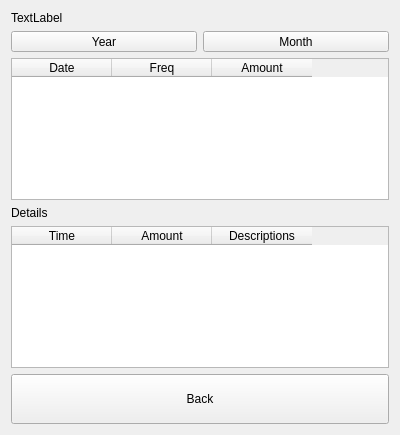
First picture: the form in dlgreport.ui, repository ic005k/Knot-Legacy, before the edit.
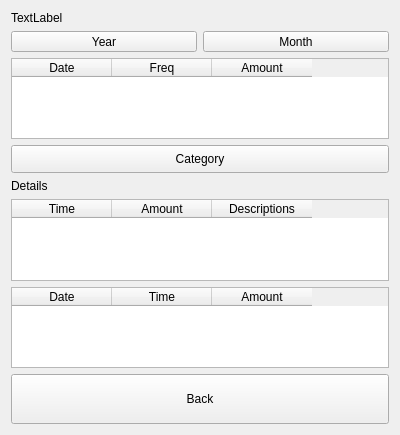
Second picture: the form after the edit.

```diff
--- a/dlgreport.ui
+++ b/dlgreport.ui
@@ -21,11 +21,46 @@
      </property>
     </widget>
    </item>
-   <item row="3" column="0">
-    <widget class="QLabel" name="lblDetails">
-     <property name="text">
-      <string>Details</string>
-     </property>
+   <item row="7" column="0">
+    <layout class="QHBoxLayout" name="horizontalLayout_2">
+     <item>
+      <widget class="QToolButton" name="btnBack">
+       <property name="sizePolicy">
+        <sizepolicy hsizetype="Preferred" vsizetype="Fixed">
+         <horstretch>0</horstretch>
+         <verstretch>0</verstretch>
+        </sizepolicy>
+       </property>
+       <property name="minimumSize">
+        <size>
+         <width>0</width>
+         <height>50</height>
+        </size>
+       </property>
+       <property name="text">
+        <string>Back</string>
+       </property>
+      </widget>
+     </item>
+    </layout>
+   </item>
+   <item row="6" column="0">
+    <widget class="QTableWidget" name="tableCategory">
+     <column>
+      <property name="text">
+       <string>Date</string>
+      </property>
+     </column>
+     <column>
+      <property name="text">
+       <string>Time</string>
+      </property>
+     </column>
+     <column>
+      <property name="text">
+       <string>Amount</string>
+      </property>
+     </column>
     </widget>
    </item>
    <item row="2" column="0">
@@ -128,54 +163,6 @@
      </column>
     </widget>
    </item>
-   <item row="5" column="0">
-    <layout class="QHBoxLayout" name="horizontalLayout_2">
-     <item>
-      <widget class="QToolButton" name="btnBack">
-       <property name="sizePolicy">
-        <sizepolicy hsizetype="Preferred" vsizetype="Fixed">
-         <horstretch>0</horstretch>
-         <verstretch>0</verstretch>
-        </sizepolicy>
-       </property>
-       <property name="minimumSize">
-        <size>
-         <width>0</width>
-         <height>50</height>
-        </size>
-       </property>
-       <property name="text">
-        <string>Back</string>
-       </property>
-      </widget>
-     </item>
-    </layout>
-   </item>
-   <item row="4" column="0">
-    <widget class="QTableWidget" name="tableDetails">
-     <property name="alternatingRowColors">
-      <bool>true</bool>
-     </property>
-     <attribute name="horizontalHeaderStretchLastSection">
-      <bool>false</bool>
-     </attribute>
-     <column>
-      <property name="text">
-       <string>Time</string>
-      </property>
-     </column>
-     <column>
-      <property name="text">
-       <string>Amount</string>
-      </property>
-     </column>
-     <column>
-      <property name="text">
-       <string>Descriptions</string>
-      </property>
-     </column>
-    </widget>
-   </item>
    <item row="1" column="0">
     <layout class="QHBoxLayout" name="horizontalLayout">
      <item>
@@ -206,6 +193,57 @@
      </item>
     </layout>
    </item>
+   <item row="4" column="0">
+    <widget class="QLabel" name="lblDetails">
+     <property name="text">
+      <string>Details</string>
+     </property>
+    </widget>
+   </item>
+   <item row="5" column="0">
+    <widget class="QTableWidget" name="tableDetails">
+     <property name="alternatingRowColors">
+      <bool>true</bool>
+     </property>
+     <attribute name="horizontalHeaderStretchLastSection">
+      <bool>false</bool>
+     </attribute>
+     <column>
+      <property name="text">
+       <string>Time</string>
+      </property>
+     </column>
+     <column>
+      <property name="text">
+       <string>Amount</string>
+      </property>
+     </column>
+     <column>
+      <property name="text">
+       <string>Descriptions</string>
+      </property>
+     </column>
+    </widget>
+   </item>
+   <item row="3" column="0">
+    <widget class="QToolButton" name="btnCategory">
+     <property name="sizePolicy">
+      <sizepolicy hsizetype="Preferred" vsizetype="Fixed">
+       <horstretch>0</horstretch>
+       <verstretch>0</verstretch>
+      </sizepolicy>
+     </property>
+     <property name="minimumSize">
+      <size>
+       <width>0</width>
+       <height>28</height>
+      </size>
+     </property>
+     <property name="text">
+      <string>Category</string>
+     </property>
+    </widget>
+   </item>
   </layout>
  </widget>
  <resources/>
```
